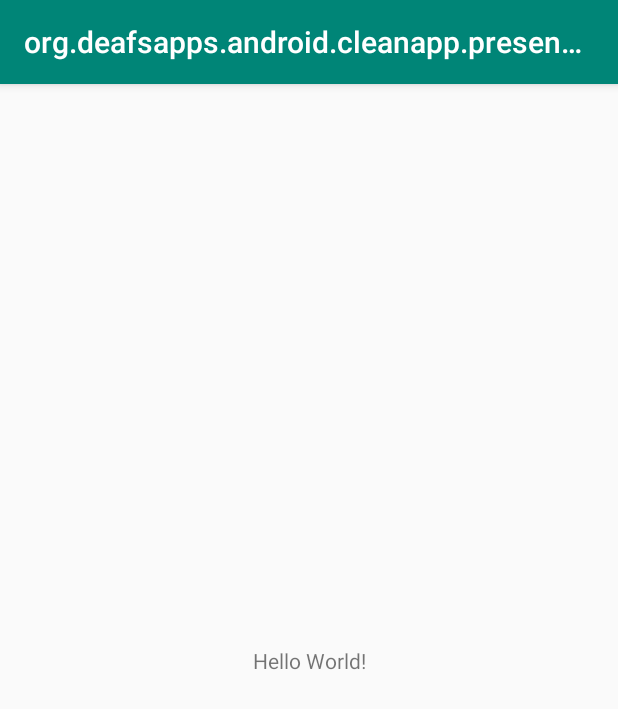
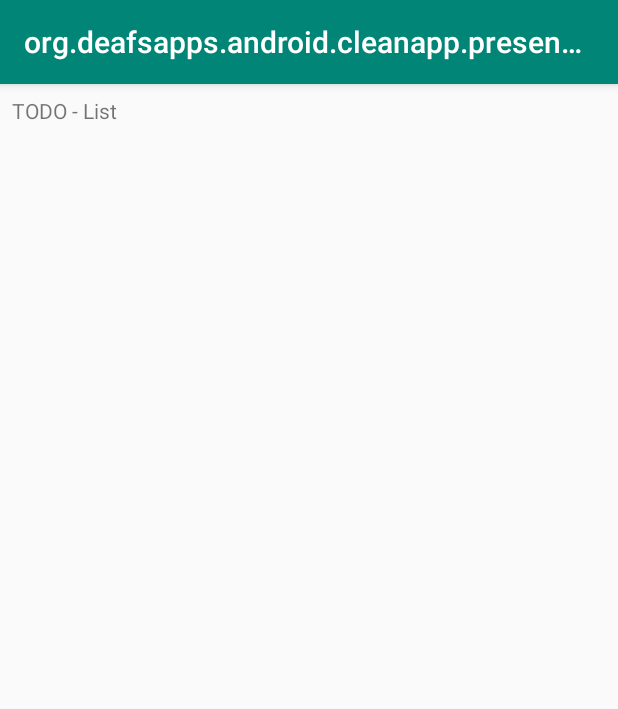
Before and after one commit to pablodeafsapps/clean-app, an Android app: the MainActivity screen opened directly, with no data from a screen before it, on a phone screen of 412 x 824 dp. Shown: the top 709 px of the screen. Run offline under Robolectric (Android 15) with nearby library versions, the phone set to English and light mode, and no system bars.

Commit message:
Add Firebase register functionality and forward navigation

```diff
--- a/app/build.gradle
+++ b/app/build.gradle
@@ -15,14 +15,12 @@ android {
         versionName "1.0"
         testInstrumentationRunner "android.support.test.runner.AndroidJUnitRunner"
     }
-
     buildTypes {
         release {
             minifyEnabled false
             proguardFiles getDefaultProguardFile('proguard-android-optimize.txt'), 'proguard-rules.pro'
         }
     }
-
     sourceSets {
         main.java.srcDirs += 'src/main/kotlin'
     }
--- a/data-layer/build.gradle
+++ b/data-layer/build.gradle
@@ -14,14 +14,12 @@ android {
         versionName "1.0"
         testInstrumentationRunner "android.support.test.runner.AndroidJUnitRunner"
     }
-
     buildTypes {
         release {
             minifyEnabled false
             proguardFiles getDefaultProguardFile('proguard-android-optimize.txt'), 'proguard-rules.pro'
         }
     }
-
     sourceSets {
         main.java.srcDirs += 'src/main/kotlin'
         test.java.srcDirs += 'src/test/kotlin'
--- a/data-layer/src/main/kotlin/org/deafsapps/android/cleanapp/datalayer/DataLayerContract.kt
+++ b/data-layer/src/main/kotlin/org/deafsapps/android/cleanapp/datalayer/DataLayerContract.kt
@@ -4,7 +4,8 @@ interface DataLayerContract {
 
     interface DataSource {
 
-        fun request(email: String, password: String): Boolean?
+        fun requestLogin(email: String, password: String): Boolean?
+        fun requestRegister(email: String, password: String): Boolean?
 
     }
 
--- a/domain-layer/build.gradle
+++ b/domain-layer/build.gradle
@@ -14,7 +14,6 @@ android {
         versionName "1.0"
         testInstrumentationRunner "android.support.test.runner.AndroidJUnitRunner"
     }
-
     buildTypes {
         release {
             minifyEnabled false
--- a/domain-layer/src/main/kotlin/org/deafsapps/android/cleanapp/domainlayer/DomainLayerContract.kt
+++ b/domain-layer/src/main/kotlin/org/deafsapps/android/cleanapp/domainlayer/DomainLayerContract.kt
@@ -14,6 +14,7 @@ interface DomainLayerContract {
 
     interface Repository<T> {
         fun loginUser(params: List<T>): Either<Failure, Boolean>
+        fun registerUser(params: List<T>): Either<Failure, Boolean>
     }
 
 }
--- a/domain-layer/src/main/kotlin/org/deafsapps/android/cleanapp/domainlayer/usecase/LoginUserApiUc.kt
+++ b/domain-layer/src/main/kotlin/org/deafsapps/android/cleanapp/domainlayer/usecase/LoginUserApiUc.kt
@@ -13,6 +13,7 @@ import org.koin.standalone.inject
 private const val REQUIRED_DATA = 2
 
 class LoginUserApiUc : DomainLayerContract.UseCase<String?>, KoinComponent {
+
     private val repository: DomainLayerContract.Repository<String> by inject()
 
     override fun invoke(params: List<String?>?, onResult: (Either<Failure, Boolean>) -> Unit) {
--- a/presentation-layer/build.gradle
+++ b/presentation-layer/build.gradle
@@ -65,4 +65,5 @@ dependencies {
     // koin testing tools
     testImplementation "org.koin:koin-test:$koin_version"
     testImplementation "com.nhaarman:mockito-kotlin:$nhaarmanmockito_version"
+    implementation 'androidx.recyclerview:recyclerview:1.0.0'
 }
--- a/presentation-layer/src/main/kotlin/org/deafsapps/android/cleanapp/presentationlayer/login/LoginContract.kt
+++ b/presentation-layer/src/main/kotlin/org/deafsapps/android/cleanapp/presentationlayer/login/LoginContract.kt
@@ -16,6 +16,7 @@ interface LoginContract {
         fun hideLoading()
         fun showInfoMessage(msg: String)
         fun clearTextFields()
+        fun navigateToMainActivity()
     }
 
     interface Presenter : MvpPresenter<View> {
--- a/presentation-layer/src/main/res/layout/activity_login.xml
+++ b/presentation-layer/src/main/res/layout/activity_login.xml
@@ -35,7 +35,7 @@
         android:layout_height="wrap_content"
         android:layout_marginBottom="@dimen/eight"
         android:ems="10"
-        android:hint="@string/et_email_text"
+        android:hint="@string/et_email_hint"
         android:inputType="textEmailAddress"
         app:layout_constraintBottom_toTopOf="@id/activity_login__et__password"
         app:layout_constraintLeft_toLeftOf="@id/activity_login__et__password"
@@ -46,7 +46,7 @@
         android:layout_width="wrap_content"
         android:layout_height="wrap_content"
         android:ems="10"
-        android:hint="@string/et_password_text"
+        android:hint="@string/et_password_hint"
         android:inputType="textPassword"
         app:layout_constraintBottom_toBottomOf="parent"
         app:layout_constraintLeft_toLeftOf="parent"
--- a/presentation-layer/src/main/res/layout/activity_main.xml
+++ b/presentation-layer/src/main/res/layout/activity_main.xml
@@ -1,6 +1,5 @@
 <?xml version="1.0" encoding="utf-8"?>
-<androidx.constraintlayout.widget.ConstraintLayout
-    xmlns:android="http://schemas.android.com/apk/res/android"
+<androidx.constraintlayout.widget.ConstraintLayout xmlns:android="http://schemas.android.com/apk/res/android"
     xmlns:app="http://schemas.android.com/apk/res-auto"
     xmlns:tools="http://schemas.android.com/tools"
     android:layout_width="match_parent"
@@ -8,12 +7,27 @@
     tools:context=".MainActivity">
 
     <TextView
-        android:layout_width="wrap_content"
+        android:id="@+id/activity_main__tv__title"
+        android:layout_width="@dimen/fully_stretchable"
         android:layout_height="wrap_content"
-        android:text="Hello World!"
+        android:layout_marginStart="@dimen/eight"
+        android:layout_marginLeft="@dimen/eight"
+        android:layout_marginTop="@dimen/eight"
+        android:layout_marginBottom="@dimen/eight"
+        android:layout_marginEnd="@dimen/eight"
+        android:layout_marginRight="@dimen/eight"
+        android:text="@string/tv_title_text"
+        app:layout_constraintEnd_toEndOf="parent"
+        app:layout_constraintStart_toStartOf="parent"
+        app:layout_constraintTop_toTopOf="parent" />
+
+    <androidx.recyclerview.widget.RecyclerView
+        android:id="@+id/activity_main__rv__todo_items"
+        android:layout_width="@dimen/fully_stretchable"
+        android:layout_height="@dimen/fully_stretchable"
         app:layout_constraintBottom_toBottomOf="parent"
-        app:layout_constraintLeft_toLeftOf="parent"
-        app:layout_constraintRight_toRightOf="parent"
-        app:layout_constraintTop_toTopOf="parent"/>
+        app:layout_constraintEnd_toEndOf="parent"
+        app:layout_constraintStart_toStartOf="parent"
+        app:layout_constraintTop_toBottomOf="@id/activity_main__tv__title" />
 
 </androidx.constraintlayout.widget.ConstraintLayout>
--- a/presentation-layer/src/main/res/values/dimens.xml
+++ b/presentation-layer/src/main/res/values/dimens.xml
@@ -1,5 +1,6 @@
 <?xml version="1.0" encoding="utf-8"?>
 <resources>
+    <dimen name="fully_stretchable">0dp</dimen>
     <dimen name="eight">8dp</dimen>
     <dimen name="sixteen">16dp</dimen>
     <dimen name="thirty_two">32dp</dimen>
--- a/presentation-layer/src/main/res/values/strings.xml
+++ b/presentation-layer/src/main/res/values/strings.xml
@@ -3,8 +3,10 @@
     <string name="tv_activity_login_place_holder_text">activity_login</string>
     <string name="btn_login_text">Login</string>
     <string name="btn_register_text">Register</string>
-    <string name="et_email_text">e-mail</string>
-    <string name="et_password_text">password</string>
+    <string name="et_email_hint">e-mail</string>
+    <string name="et_password_hint">password</string>
     <string name="tv_login_text">Login</string>
     <string name="tv_register_text">Register</string>
+    <!-- activity_main -->
+    <string name="tv_title_text">TODO - List</string>
 </resources>
```
Also changed, not shown: data-layer/src/main/kotlin/org/deafsapps/android/cleanapp/datalayer/datasource/FirebaseDataSource.kt (+10 -30 lines), domain-layer/src/main/kotlin/org/deafsapps/android/cleanapp/domainlayer/repository/Repository.kt (+9 -1 lines), domain-layer/src/main/kotlin/org/deafsapps/android/cleanapp/domainlayer/usecase/RegisterUserApiUc.kt (+23 -4 lines), presentation-layer/src/main/kotlin/org/deafsapps/android/cleanapp/presentationlayer/login/presenter/LoginPresenter.kt (+24 -20 lines), presentation-layer/src/main/kotlin/org/deafsapps/android/cleanapp/presentationlayer/login/view/ui/LoginActivity.kt (+9 -1 lines), 1 other file.
